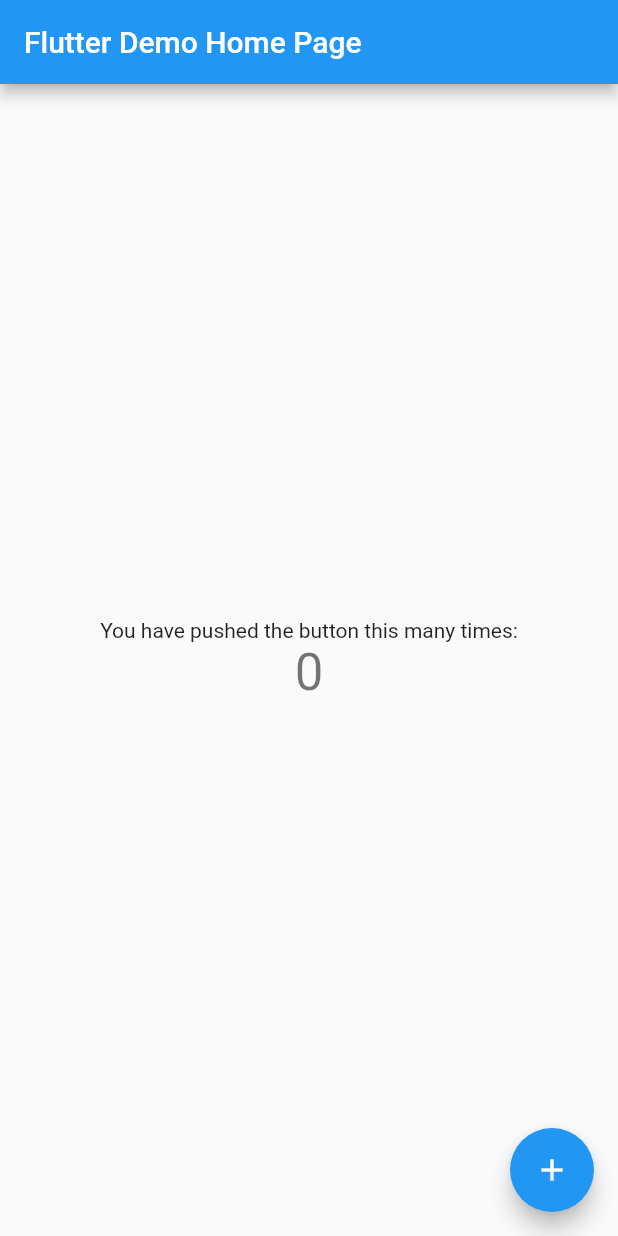
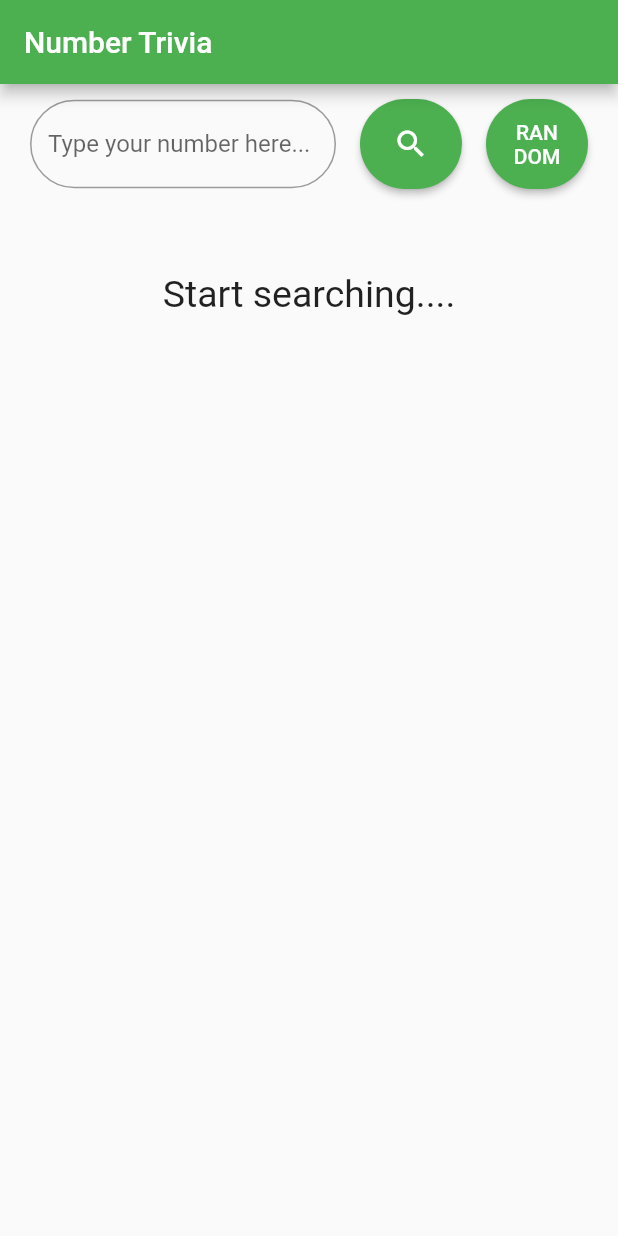
Before and after one commit to coderprantik/clean_architecture_tdd, a Flutter app: the screen it shows after launch, on a phone screen of 412 x 824 dp. Run offline on Flutter 3.47's test engine with Material 2 defaults, Android fonts, the light colour scheme and no system bars; our stand-ins replace bloc, dartz, equatable, flutter_bloc, get_it, shared_preferences; missing offline and left inert: connection_checker.

Commit message:
course - completeed

```diff
--- a/lib/features/number_trivia/presentation/bloc/number_trivia_bloc.dart
+++ b/lib/features/number_trivia/presentation/bloc/number_trivia_bloc.dart
@@ -1,11 +1,11 @@
 import 'dart:async';
 
 import 'package:bloc/bloc.dart';
-import 'package:clean_architecture_tdd/core/error/failure.dart';
-import 'package:clean_architecture_tdd/core/usecases/usecase.dart';
 import 'package:dartz/dartz.dart';
 import 'package:equatable/equatable.dart';
 
+import '../../../../core/error/failure.dart';
+import '../../../../core/usecases/usecase.dart';
 import '../../../../core/util/input_converter.dart';
 import '../../domain/entities/number_trivia.dart';
 import '../../domain/usecases/get_concrete_number_trivia.dart';
--- /dev/null
+++ b/lib/features/number_trivia/presentation/pages/number_trivia_page.dart
@@ -0,0 +1,51 @@
+import 'package:flutter/material.dart';
+import 'package:flutter_bloc/flutter_bloc.dart';
+
+import '../../../../injection_container.dart';
+import '../bloc/number_trivia_bloc.dart';
+import '../widgets/widgets.dart';
+
+class NumberTriviaPage extends StatelessWidget {
+  const NumberTriviaPage({Key? key}) : super(key: key);
+
+  @override
+  Widget build(BuildContext context) {
+    return Scaffold(
+      appBar: AppBar(
+        title: Text("Number Trivia"),
+      ),
+      body: buildBody(context),
+    );
+  }
+
+  BlocProvider<NumberTriviaBloc> buildBody(BuildContext context) {
+    return BlocProvider(
+      create: (_) => locator<NumberTriviaBloc>(),
+      child: Container(
+        padding: const EdgeInsets.symmetric(horizontal: 20, vertical: 10),
+        alignment: Alignment.center,
+        child: Column(
+          children: [
+            TriviaControls(),
+            const SizedBox(height: 20),
+            Expanded(
+              child: BlocBuilder<NumberTriviaBloc, NumberTriviaState>(
+                builder: (context, state) {
+                  if (state is Loading) {
+                    return Center(child: CircularProgressIndicator());
+                  } else if (state is Loaded) {
+                    return TriviaDisplay(trivia: state.trivia);
+                  } else if (state is Error) {
+                    return MessageDisplay(msg: state.msg);
+                  } else {
+                    return MessageDisplay(msg: "Start searching....");
+                  }
+                },
+              ),
+            ),
+          ],
+        ),
+      ),
+    );
+  }
+}
--- /dev/null
+++ b/lib/features/number_trivia/presentation/widgets/control_button.dart
@@ -0,0 +1,25 @@
+import 'package:flutter/material.dart';
+
+class ControlButton extends StatelessWidget {
+  const ControlButton({
+    Key? key,
+    required this.child,
+    required this.onPressed,
+  }) : super(key: key);
+
+  final Widget child;
+  final Function() onPressed;
+
+  @override
+  Widget build(BuildContext context) {
+    return MaterialButton(
+      onPressed: onPressed,
+      color: Colors.green,
+      height: 60,
+      child: child,
+      shape: RoundedRectangleBorder(
+        borderRadius: BorderRadius.circular(90),
+      ),
+    );
+  }
+}
--- /dev/null
+++ b/lib/features/number_trivia/presentation/widgets/message_display.dart
@@ -0,0 +1,24 @@
+import 'package:flutter/material.dart';
+
+class MessageDisplay extends StatelessWidget {
+  const MessageDisplay({
+    Key? key,
+    required this.msg,
+  }) : super(key: key);
+
+  final String msg;
+
+  @override
+  Widget build(BuildContext context) {
+    return SingleChildScrollView(
+      child: Container(
+        alignment: Alignment.center,
+        constraints: BoxConstraints(minHeight: 100, maxHeight: double.infinity),
+        child: Text(
+          msg,
+          style: TextStyle(fontSize: 25),
+        ),
+      ),
+    );
+  }
+}
--- /dev/null
+++ b/lib/features/number_trivia/presentation/widgets/trivia_controls.dart
@@ -0,0 +1,68 @@
+import 'package:clean_architecture_tdd/injection_container.dart';
+import 'package:flutter/material.dart';
+import 'package:flutter_bloc/flutter_bloc.dart';
+
+import '../bloc/number_trivia_bloc.dart';
+import 'widgets.dart';
+
+class TriviaControls extends StatelessWidget {
+  TriviaControls({
+    Key? key,
+  }) : super(key: key);
+
+  final TextEditingController controller = TextEditingController();
+
+  @override
+  Widget build(BuildContext context) {
+    return Row(
+      children: [
+        Expanded(
+          flex: 6,
+          child: TextField(
+            onSubmitted: (_) => addConcrete(context),
+            controller: controller,
+            keyboardType: TextInputType.number,
+            decoration: InputDecoration(
+              hintText: 'Type your number here...',
+              border: OutlineInputBorder(
+                borderRadius: BorderRadius.circular(30),
+              ),
+            ),
+          ),
+        ),
+        const SizedBox(width: 16),
+        Expanded(
+          flex: 2,
+          child: ControlButton(
+            onPressed: () => addConcrete(context),
+            child: Icon(Icons.search, color: Colors.white),
+          ),
+        ),
+        const SizedBox(width: 16),
+        Expanded(
+          flex: 2,
+          child: ControlButton(
+            onPressed: () => addRandom(context),
+            child: Text(
+              "RAN\nDOM",
+              textAlign: TextAlign.center,
+              style: TextStyle(color: Colors.white),
+            ),
+          ),
+        ),
+      ],
+    );
+  }
+
+  NumberTriviaBloc bloc(BuildContext context) =>
+      BlocProvider.of<NumberTriviaBloc>(context);
+
+  NumberTriviaBloc get _bloc => locator<NumberTriviaBloc>();
+
+  void addConcrete(context) {
+    bloc(context).add(GetTriviaForConcreteNumber(controller.text));
+    controller.clear();
+  }
+
+  void addRandom(context) => bloc(context).add(GetTriviaForRandomNumber());
+}
--- /dev/null
+++ b/lib/features/number_trivia/presentation/widgets/widgets.dart
@@ -0,0 +1,4 @@
+export 'trivia_display.dart';
+export 'message_display.dart';
+export 'trivia_controls.dart';
+export 'control_button.dart';
--- a/lib/main.dart
+++ b/lib/main.dart
@@ -1,7 +1,10 @@
+import 'package:clean_architecture_tdd/features/number_trivia/presentation/pages/number_trivia_page.dart';
 import 'package:clean_architecture_tdd/injection_container.dart';
 import 'package:flutter/material.dart';
 
 void main() async {
+  WidgetsFlutterBinding.ensureInitialized();
+
   await init();
   runApp(MyApp());
 }
@@ -10,58 +13,12 @@
   @override
   Widget build(BuildContext context) {
     return MaterialApp(
-      title: 'Flutter Demo',
+      title: 'Number Trivia',
       theme: ThemeData(
-        primarySwatch: Colors.blue,
+        primarySwatch: Colors.green,
       ),
-      home: MyHomePage(title: 'Flutter Demo Home Page'),
+      debugShowCheckedModeBanner: false,
+      home: NumberTriviaPage(),
     );
   }
 }
-
-class MyHomePage extends StatefulWidget {
-  MyHomePage({Key? key, required this.title}) : super(key: key);
-
-  final String title;
-
-  @override
-  _MyHomePageState createState() => _MyHomePageState();
-}
-
-class _MyHomePageState extends State<MyHomePage> {
-  int _counter = 0;
-
-  void _incrementCounter() {
-    setState(() {
-      _counter++;
-    });
-  }
-
-  @override
-  Widget build(BuildContext context) {
-    return Scaffold(
-      appBar: AppBar(
-        title: Text(widget.title),
-      ),
-      body: Center(
-        child: Column(
-          mainAxisAlignment: MainAxisAlignment.center,
-          children: <Widget>[
-            Text(
-              'You have pushed the button this many times:',
-            ),
-            Text(
-              '$_counter',
-              style: Theme.of(context).textTheme.headline4,
-            ),
-          ],
-        ),
-      ),
-      floatingActionButton: FloatingActionButton(
-        onPressed: _incrementCounter,
-        tooltip: 'Increment',
-        child: Icon(Icons.add),
-      ),
-    );
-  }
-}
```
Also changed, not shown: lib/features/number_trivia/presentation/widgets/trivia_display.dart (added, +41 -0 lines), lib/injection_container.dart (+20 -20 lines), pubspec.lock.
